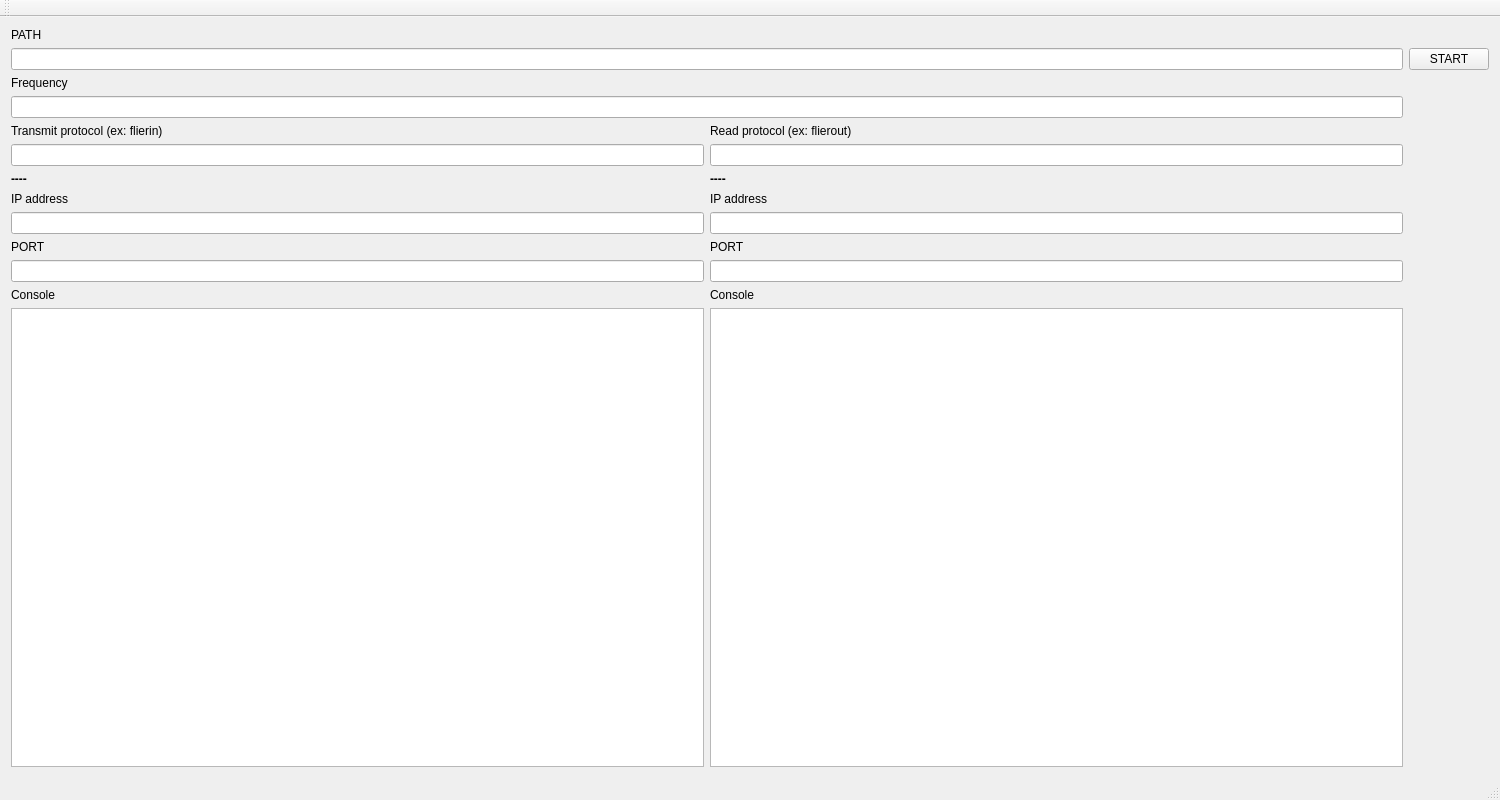
First picture: the form in mainwindow.ui, repository Mikkicon/QTflier0, before the edit.
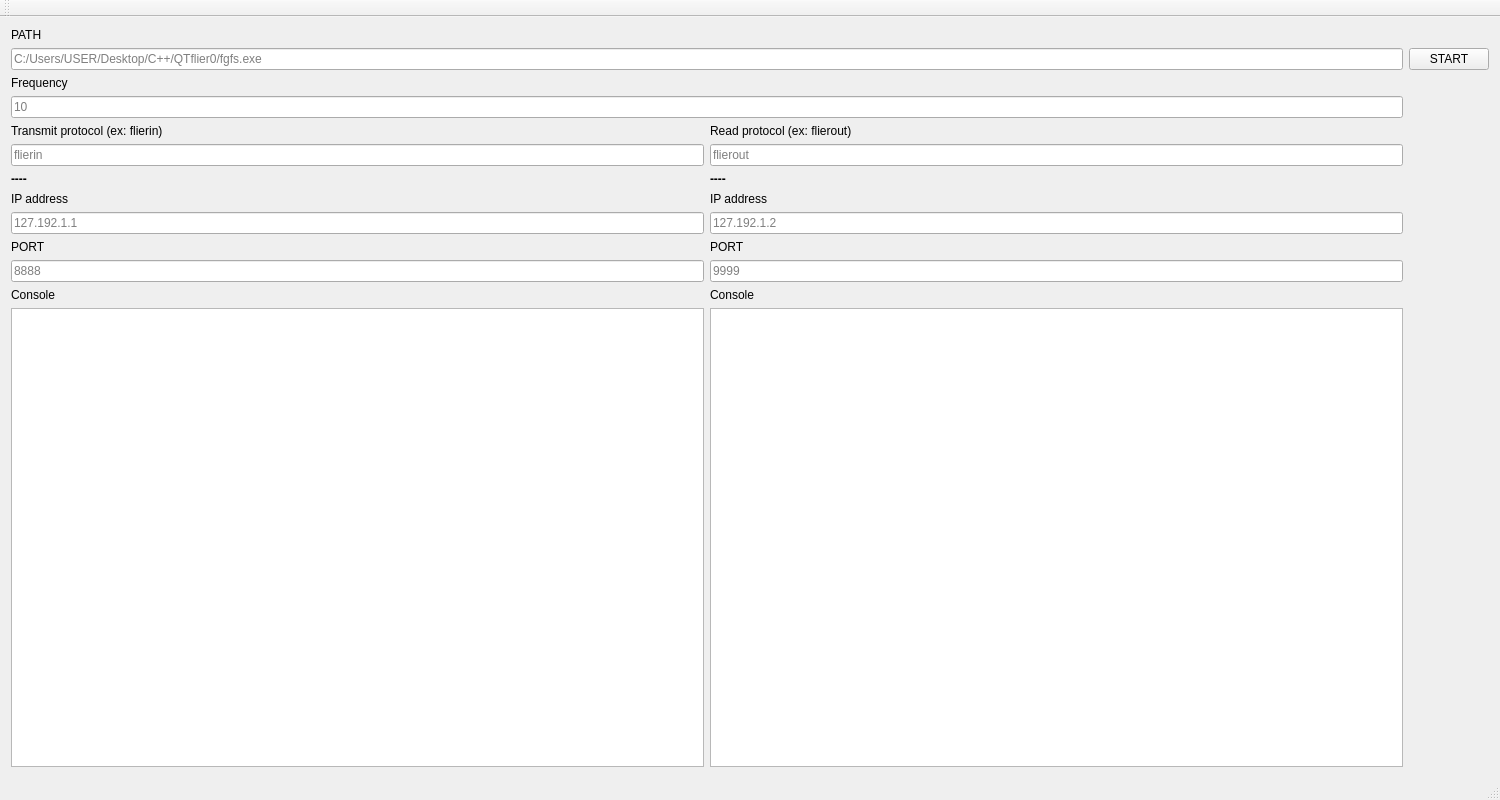
Second picture: the form after the edit.

Diff of the .ui file:
```diff
--- a/mainwindow.ui
+++ b/mainwindow.ui
@@ -16,13 +16,28 @@
   <widget class="QWidget" name="centralWidget">
    <layout class="QGridLayout" name="gridLayout">
     <item row="5" column="0">
-     <widget class="QLineEdit" name="trProtInput"/>
+     <widget class="QLineEdit" name="trProtInput">
+      <property name="text">
+       <string/>
+      </property>
+      <property name="placeholderText">
+       <string>flierin</string>
+      </property>
+     </widget>
     </item>
     <item row="3" column="0" colspan="2">
-     <widget class="QLineEdit" name="frInput"/>
+     <widget class="QLineEdit" name="frInput">
+      <property name="placeholderText">
+       <string>10</string>
+      </property>
+     </widget>
     </item>
     <item row="5" column="1">
-     <widget class="QLineEdit" name="ReadProtInput"/>
+     <widget class="QLineEdit" name="ReadProtInput">
+      <property name="placeholderText">
+       <string>flierout</string>
+      </property>
+     </widget>
     </item>
     <item row="2" column="0">
      <widget class="QLabel" name="freqLabel">
@@ -39,7 +54,11 @@
      </widget>
     </item>
     <item row="1" column="0" colspan="2">
-     <widget class="QLineEdit" name="pathInput"/>
+     <widget class="QLineEdit" name="pathInput">
+      <property name="placeholderText">
+       <string>C:/Users/USER/Desktop/C++/QTflier0/fgfs.exe</string>
+      </property>
+     </widget>
     </item>
     <item row="10" column="1">
      <widget class="QLabel" name="halPort">
@@ -56,13 +75,28 @@
      </widget>
     </item>
     <item row="11" column="0">
-     <widget class="QLineEdit" name="fgPortInput"/>
+     <widget class="QLineEdit" name="fgPortInput">
+      <property name="text">
+       <string/>
+      </property>
+      <property name="placeholderText">
+       <string>8888</string>
+      </property>
+     </widget>
     </item>
     <item row="11" column="1">
-     <widget class="QLineEdit" name="halPortInput"/>
+     <widget class="QLineEdit" name="halPortInput">
+      <property name="placeholderText">
+       <string>9999</string>
+      </property>
+     </widget>
     </item>
     <item row="9" column="0">
-     <widget class="QLineEdit" name="fgIpInput"/>
+     <widget class="QLineEdit" name="fgIpInput">
+      <property name="placeholderText">
+       <string>127.192.1.1</string>
+      </property>
+     </widget>
     </item>
     <item row="10" column="0">
      <widget class="QLabel" name="fgPort">
@@ -86,7 +120,11 @@
      </widget>
     </item>
     <item row="9" column="1">
-     <widget class="QLineEdit" name="halIpInput"/>
+     <widget class="QLineEdit" name="halIpInput">
+      <property name="placeholderText">
+       <string>127.192.1.2</string>
+      </property>
+     </widget>
     </item>
     <item row="12" column="1">
      <widget class="QLabel" name="halConsole">
```
